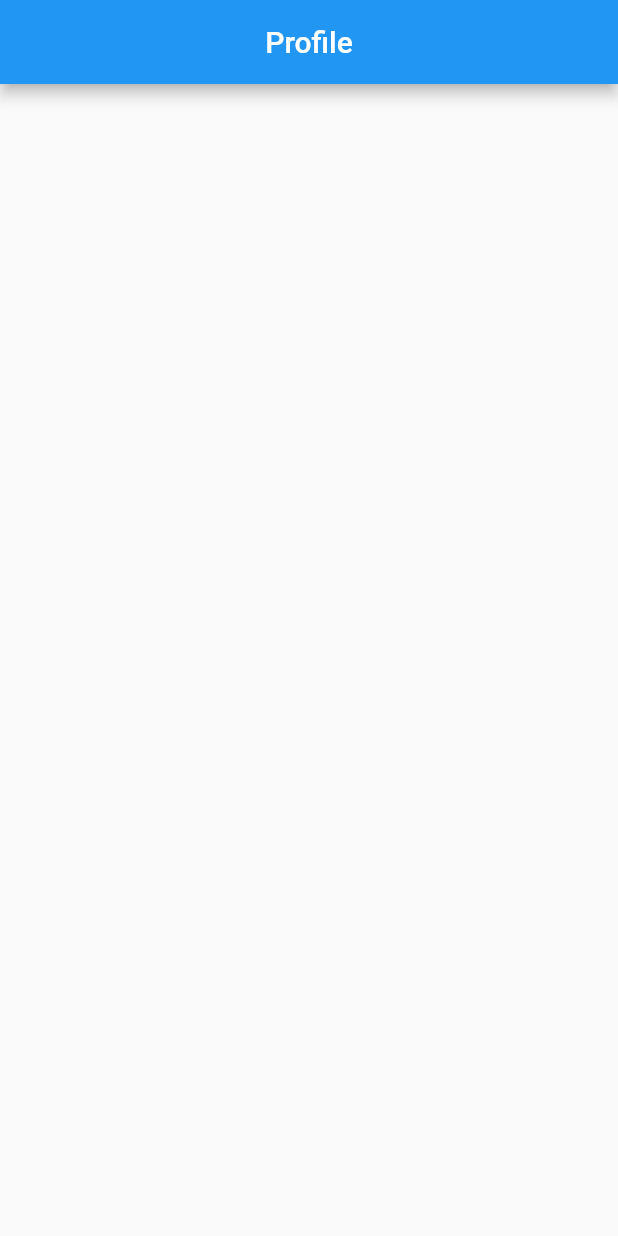
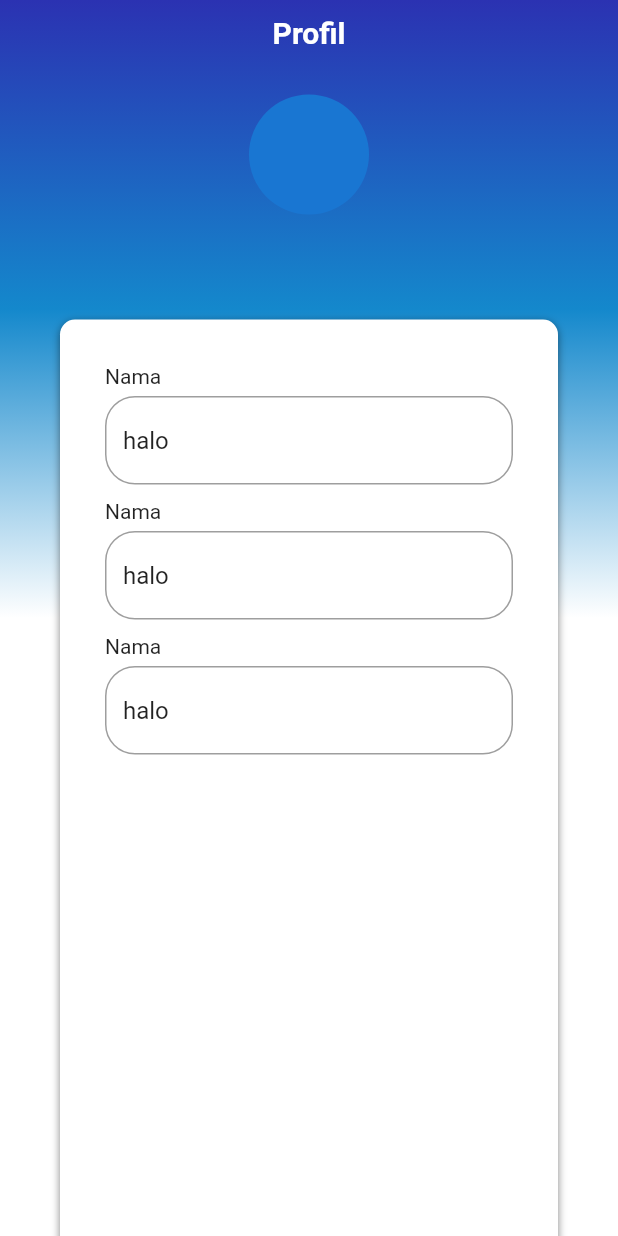
Before and after one commit to abdlhli/SiKost-Mobile, a Flutter app: the Profile screen opened directly, on a phone screen of 412 x 824 dp. Run offline on Flutter 3.47's test engine with Material 2 defaults, Android fonts, the light colour scheme and no system bars; our stand-ins replace convex_bottom_bar, shared_preferences; accounts and stored records are empty.

Commit message:
ongoing profile

```diff
--- a/lib/Screen/profile.dart
+++ b/lib/Screen/profile.dart
@@ -1,5 +1,4 @@
 import 'package:flutter/material.dart';
-
 
 // void main() {
 //   runApp(Profile());
@@ -16,10 +15,128 @@ class _ProfileState extends State<Profile> {
   @override
   Widget build(BuildContext context) {
     return Scaffold(
-      appBar: AppBar(
-        title: Center(child: Text("Profile")),
+      body: Stack(
+        children: [
+          Container(
+            decoration: BoxDecoration(
+              gradient: LinearGradient(
+                begin: Alignment.topCenter,
+                end: Alignment.bottomCenter,
+                colors: [
+                  Color.fromARGB(255, 43, 50, 178),
+                  Color.fromARGB(255, 20, 136, 204),
+                  Colors.white,
+                  Colors.white,
+                  Colors.white,
+                ],
+              ),
+            ),
+          ),
+          Center(
+            child: ListView(children: [
+              Column(
+                mainAxisAlignment: MainAxisAlignment.spaceBetween,
+                children: [
+                  SizedBox(
+                    height: 10,
+                  ),
+                  Text(
+                    "Profil",
+                    style: TextStyle(
+                        color: Colors.white,
+                        fontWeight: FontWeight.bold,
+                        fontSize: 20),
+                  ),
+                  SizedBox(
+                    height: 30,
+                  ),
+                  CircleAvatar(
+                    radius: 40,
+                  ),
+                  SizedBox(
+                    height: 30,
+                  ),
+                  Padding(
+                    padding: const EdgeInsets.all(40),
+                    child: Container(
+                      height: MediaQuery.of(context).size.height,
+                      width: MediaQuery.of(context).size.width,
+                      padding: EdgeInsets.all(30),
+                      decoration: BoxDecoration(
+                        color: Colors.white,
+                        borderRadius: const BorderRadius.all(
+                          const Radius.circular(10),
+                        ),
+                        boxShadow: const [
+                          BoxShadow(
+                            color: Color.fromARGB(123, 0, 0, 0),
+                            spreadRadius: 0,
+                            blurRadius: 4,
+                            offset: Offset(0, 2),
+                          )
+                        ],
+                      ),
+                      child: Form(
+                          child: Column(
+                        crossAxisAlignment: CrossAxisAlignment.start,
+                        children: [
+                          Text("Nama"),
+                          SizedBox(
+                            height: 5,
+                          ),
+                          TextFormField(
+                            initialValue: "halo",
+                            decoration: InputDecoration(
+                                border: OutlineInputBorder(
+                                    borderRadius: BorderRadius.circular(20))),
+                          ),
+                          SizedBox(
+                            height: 10,
+                          ),
+                          Text("Nama"),
+                          SizedBox(
+                            height: 5,
+                          ),
+                          TextFormField(
+                            initialValue: "halo",
+                            decoration: InputDecoration(
+                                border: OutlineInputBorder(
+                                    borderRadius: BorderRadius.circular(20))),
+                          ),
+                          SizedBox(
+                            height: 10,
+                          ),
+                          Text("Nama"),
+                          SizedBox(
+                            height: 5,
+                          ),
+                          TextFormField(
+                            initialValue: "halo",
+                            decoration: InputDecoration(
+                                border: OutlineInputBorder(
+                                    borderRadius: BorderRadius.circular(20))),
+                          ),
+                        ],
+                      )),
+                    ),
+                  ),
+                  Container(
+                    child: Column(
+                      children: [
+                        ElevatedButton(onPressed: () {}, child: Text("Save")),
+                        SizedBox(
+                          height: 10,
+                        ),
+                        ElevatedButton(onPressed: () {}, child: Text("Keluar")),
+                      ],
+                    ),
+                  )
+                ],
+              ),
+            ]),
+          )
+        ],
       ),
-
     );
   }
 }
```
